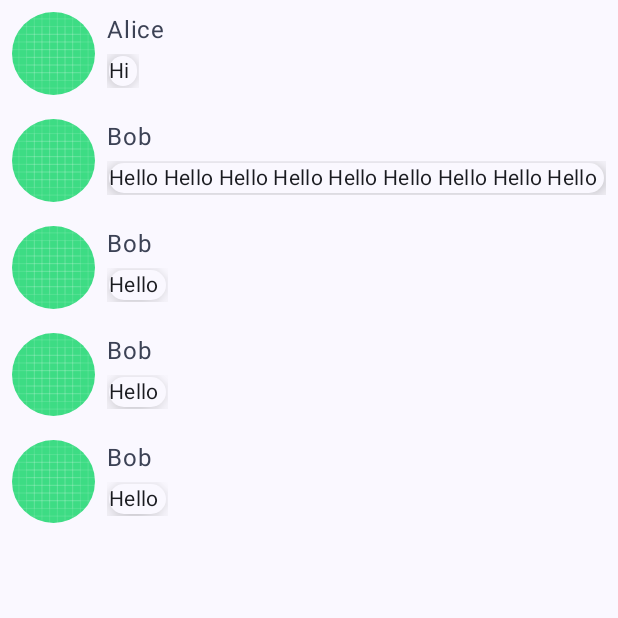
After one commit to miniocean404-android/learn_android_java, an Android app built with Jetpack Compose: the ComposeBaseActivity screen opened directly, with no data from a screen before it, on a phone screen of 412 x 824 dp, the top half of it. The commit adds this screen. Run offline under Robolectric (Android 15) with nearby library versions, the light colour scheme and no system bars.

Commit message:
chore: 集成 compose

```diff
--- a/app/src/main/java/com/example/learnandroidjava/MainActivity.java
+++ b/app/src/main/java/com/example/learnandroidjava/MainActivity.java
@@ -25,6 +25,7 @@ import com.example.learnandroidjava.activity.base.event.ViewBindingActivity;
 import com.example.learnandroidjava.activity.base.media.MediaRecorderActivity;
 import com.example.learnandroidjava.activity.base.receiver.ReceiverActivity;
 import com.example.learnandroidjava.activity.base.service.ServiceActivity;
+import com.example.learnandroidjava.activity.compose.ComposeBaseActivity;
 import com.example.learnandroidjava.activity.lib.AMapActivity;
 import com.example.learnandroidjava.activity.lib.FrescoActivity;
 import com.example.learnandroidjava.activity.lib.IjkplayerActivity;
@@ -92,6 +93,7 @@ public class MainActivity extends AppCompatActivity {
         jump(this, R.id.go_root_btn, RoomActivity.class);
         jump(this, R.id.go_intent_params_btn, IntentParamsActivity.class);
         jump(this, R.id.go_media_recorder_btn, MediaRecorderActivity.class);
+        jump(this, R.id.go_compose_btn, ComposeBaseActivity.class);
     }
 
     @Override
--- /dev/null
+++ b/app/src/main/kotlin/com/example/learnandroidjava/activity/compose/ComposeBaseActivity.kt
@@ -0,0 +1,154 @@
+package com.example.learnandroidjava.activity.compose
+
+import android.os.Bundle
+import androidx.activity.ComponentActivity
+import androidx.activity.compose.setContent
+import androidx.compose.animation.animateColorAsState
+import androidx.compose.animation.animateContentSize
+import androidx.compose.foundation.Image
+import androidx.compose.foundation.background
+import androidx.compose.foundation.clickable
+import androidx.compose.foundation.layout.Column
+import androidx.compose.foundation.layout.Row
+import androidx.compose.foundation.layout.Spacer
+import androidx.compose.foundation.layout.fillMaxSize
+import androidx.compose.foundation.layout.height
+import androidx.compose.foundation.layout.padding
+import androidx.compose.foundation.layout.size
+import androidx.compose.foundation.layout.width
+import androidx.compose.foundation.lazy.LazyColumn
+import androidx.compose.foundation.lazy.items
+import androidx.compose.foundation.shape.CircleShape
+import androidx.compose.material3.MaterialTheme
+import androidx.compose.material3.Surface
+import androidx.compose.material3.Text
+import androidx.compose.runtime.Composable
+import androidx.compose.runtime.getValue
+import androidx.compose.runtime.mutableStateOf
+import androidx.compose.runtime.remember
+import androidx.compose.runtime.setValue
+import androidx.compose.ui.Modifier
+import androidx.compose.ui.draw.clip
+import androidx.compose.ui.graphics.Color
+import androidx.compose.ui.res.painterResource
+import androidx.compose.ui.tooling.preview.Preview
+import androidx.compose.ui.unit.dp
+import com.example.learnandroidjava.R
+import mini.ocean.tool.ui.theme.ToolTheme
+
+class ComposeBaseActivity : ComponentActivity() {
+    override fun onCreate(savedInstanceState: Bundle?) {
+        super.onCreate(savedInstanceState)
+        setContent {
+            ToolTheme {
+                Surface(
+                    modifier = Modifier.fillMaxSize(),
+                    color = MaterialTheme.colorScheme.background
+                ) {
+                    Conversation(
+                        listOf(
+                            MessageData("Alice", "Hi"),
+                            MessageData(
+                                "Bob",
+                                "Hello Hello Hello Hello Hello Hello Hello Hello Hello Hello Hello Hello Hello Hello Hello Hello Hello Hello Hello Hello Hello" +
+                                        "Hello Hello Hello Hello Hello Hello Hello Hello Hello Hello Hello Hello Hello Hello Hello Hello Hello Hello Hello Hello Hello"
+                            ),
+                            MessageData("Bob", "Hello"),
+                            MessageData("Bob", "Hello"),
+                            MessageData("Bob", "Hello"),
+                        )
+                    )
+                }
+            }
+        }
+    }
+}
+
+@Composable
+fun MessageCard(
+    data: MessageData,
+    modifier: Modifier = Modifier
+) {
+    Row(
+        modifier = modifier
+            .padding(all = 8.dp)
+            .background(MaterialTheme.colorScheme.background)
+    ) {
+        Image(
+            painter = painterResource(id = R.drawable.ic_launcher_background),
+            contentDescription = "描述文字",
+            modifier = modifier
+                .size(55.dp)
+                .clip(CircleShape)
+        )
+        Spacer(modifier = modifier.width(8.dp))
+
+        // 当界面刷新时候 remember 记住变量的值，下次还可以用
+        var isExpanded by remember {
+            mutableStateOf(false)
+        }
+
+        val surfaceColor: Color by animateColorAsState(
+            if (isExpanded) MaterialTheme.colorScheme.primary else MaterialTheme.colorScheme.surface,
+        )
+
+        Column(modifier = modifier.clickable { isExpanded = !isExpanded }) {
+            Text(text = data.auth, color = MaterialTheme.colorScheme.secondary)
+            Spacer(modifier = modifier.height(4.dp))
+            Surface(
+                // 圆角
+                shape = MaterialTheme.shapes.medium,
+                // 阴影
+                shadowElevation = 10.dp,
+                color = surfaceColor,
+                modifier = Modifier
+                    // 内容尺寸变化动画
+                    .animateContentSize()
+                    .padding(1.dp)
+            ) {
+                Text(
+                    text = data.body,
+                    modifier = modifier.padding(end = 4.dp),
+                    style = MaterialTheme.typography.bodyMedium,
+                    maxLines = if (isExpanded) Int.MAX_VALUE else 1
+                )
+            }
+        }
+    }
+}
+
+@Composable
+fun Conversation(messages: List<MessageData>) {
+    LazyColumn {
+        items(messages) { message ->
+            MessageCard(message)
+        }
+    }
+}
+
+data class MessageData(val auth: String, val body: String)
+
+@Preview(showBackground = true)
+@Composable
+fun LayoutActivityPreview() {
+    ToolTheme {
+        Surface(
+            modifier = Modifier.fillMaxSize(),
+            color = MaterialTheme.colorScheme.background
+        ) {
+            Conversation(
+                listOf(
+                    MessageData("Alice", "Hi"),
+                    MessageData(
+                        "Bob",
+                        "Hello Hello Hello Hello Hello Hello Hello Hello Hello Hello Hello Hello Hello Hello Hello Hello Hello Hello Hello Hello Hello" +
+                                "Hello Hello Hello Hello Hello Hello Hello Hello Hello Hello Hello Hello Hello Hello Hello Hello Hello Hello Hello Hello Hello"
+                    ),
+                    MessageData("Bob", "Hello"),
+                    MessageData("Bob", "Hello"),
+                    MessageData("Bob", "Hello"),
+                )
+            )
+        }
+    }
+}
--- /dev/null
+++ b/app/src/main/kotlin/com/example/learnandroidjava/theme/Theme.kt
@@ -0,0 +1,73 @@
+package mini.ocean.tool.ui.theme
+
+import android.app.Activity
+import android.os.Build
+import androidx.compose.foundation.isSystemInDarkTheme
+import androidx.compose.material3.MaterialTheme
+import androidx.compose.material3.darkColorScheme
+import androidx.compose.material3.dynamicDarkColorScheme
+import androidx.compose.material3.dynamicLightColorScheme
+import androidx.compose.material3.lightColorScheme
+import androidx.compose.runtime.Composable
+import androidx.compose.runtime.SideEffect
+import androidx.compose.ui.graphics.Color
+import androidx.compose.ui.graphics.toArgb
+import androidx.compose.ui.platform.LocalContext
+import androidx.compose.ui.platform.LocalView
+import androidx.core.view.WindowCompat
+
+private val DarkColorScheme = darkColorScheme(
+    primary = Purple80,
+    secondary = PurpleGrey80,
+    tertiary = Pink80,
+    background = Color.Gray,
+)
+
+private val LightColorScheme = lightColorScheme(
+    primary = Purple40,
+    secondary = PurpleGrey40,
+    tertiary = Pink40,
+    background = Color.White,
+
+    /* Other default colors to override
+    background = Color(0xFFFFFBFE),
+    surface = Color(0xFFFFFBFE),
+    onPrimary = Color.White,
+    onSecondary = Color.White,
+    onTertiary = Color.White,
+    onBackground = Color(0xFF1C1B1F),
+    onSurface = Color(0xFF1C1B1F),
+    */
+)
+
+@Composable
+fun ToolTheme(
+    darkTheme: Boolean = isSystemInDarkTheme(),
+    // Dynamic color is available on Android 12+
+    dynamicColor: Boolean = true,
+    content: @Composable () -> Unit
+) {
+    val colorScheme = when {
+        dynamicColor && Build.VERSION.SDK_INT >= Build.VERSION_CODES.S -> {
+            val context = LocalContext.current
+            if (darkTheme) dynamicDarkColorScheme(context) else dynamicLightColorScheme(context)
+        }
+
+        darkTheme -> DarkColorScheme
+        else -> LightColorScheme
+    }
+    val view = LocalView.current
+    if (!view.isInEditMode) {
+        SideEffect {
+            val window = (view.context as Activity).window
+            window.statusBarColor = colorScheme.primary.toArgb()
+            WindowCompat.getInsetsController(window, view).isAppearanceLightStatusBars = darkTheme
+        }
+    }
+
+    MaterialTheme(
+        colorScheme = colorScheme,
+        typography = Typography,
+        content = content
+    )
+}
--- /dev/null
+++ b/app/src/main/kotlin/com/example/learnandroidjava/theme/Type.kt
@@ -0,0 +1,34 @@
+package mini.ocean.tool.ui.theme
+
+import androidx.compose.material3.Typography
+import androidx.compose.ui.text.TextStyle
+import androidx.compose.ui.text.font.FontFamily
+import androidx.compose.ui.text.font.FontWeight
+import androidx.compose.ui.unit.sp
+
+// Set of Material typography styles to start with
+val Typography = Typography(
+    bodyLarge = TextStyle(
+        fontFamily = FontFamily.Default,
+        fontWeight = FontWeight.Normal,
+        fontSize = 16.sp,
+        lineHeight = 24.sp,
+        letterSpacing = 0.5.sp
+    ),
+    /* Other default text styles to override
+    titleLarge = TextStyle(
+        fontFamily = FontFamily.Default,
+        fontWeight = FontWeight.Normal,
+        fontSize = 22.sp,
+        lineHeight = 28.sp,
+        letterSpacing = 0.sp
+    ),
+    labelSmall = TextStyle(
+        fontFamily = FontFamily.Default,
+        fontWeight = FontWeight.Medium,
+        fontSize = 11.sp,
+        lineHeight = 16.sp,
+        letterSpacing = 0.5.sp
+    )
+    */
+)
--- a/app/src/main/res/values/strings.xml
+++ b/app/src/main/res/values/strings.xml
@@ -47,4 +47,5 @@
         libero vel nunc consequat, quis tincidunt nisl eleifend. Cras bibendum enim a justo luctus
         vestibulum. Fusce dictum libero quis erat maximus, vitae volutpat diam dignissim.
     </string>
+    <string name="title_activity_layout">LayoutActivity</string>
 </resources>
--- a/app/src/main/res/values/themes.xml
+++ b/app/src/main/res/values/themes.xml
@@ -29,4 +29,6 @@
         <!--    导航条透明   -->
         <item name="android:navigationBarColor">@android:color/transparent</item>
     </style>
+
+    <style name="Theme.Tool" parent="android:Theme.Material.Light.NoActionBar" />
 </resources>
```
Also changed, not shown: app/build.gradle.kts (+27 -3 lines), app/src/main/AndroidManifest.xml (+7 -0 lines), app/src/main/kotlin/com/example/learnandroidjava/activity/compose/Template.kt (added, +41 -0 lines), app/src/main/kotlin/com/example/learnandroidjava/theme/Color.kt (added, +11 -0 lines), app/src/main/res/layout/activity_main.xml (+12 -0 lines), gradle/libs.versions.toml (+17 -1 lines).
